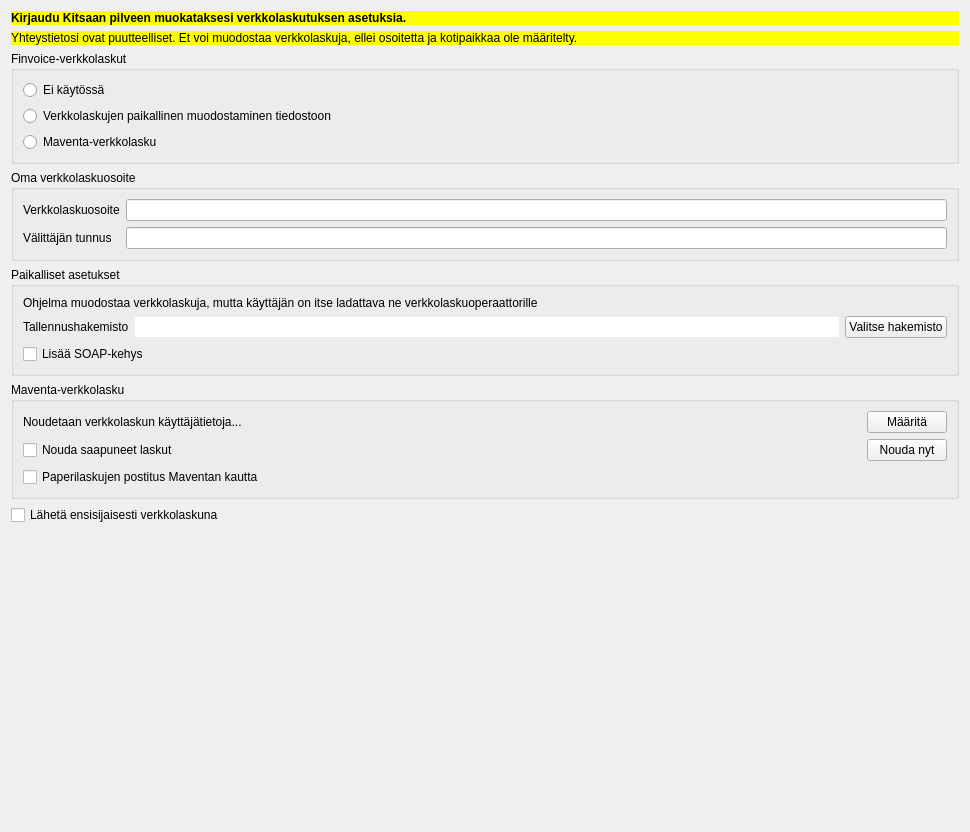
Qt form kitsas/maaritys/verkkolasku/verkkolasku.ui (artoh/kitupiikki) before a commit.
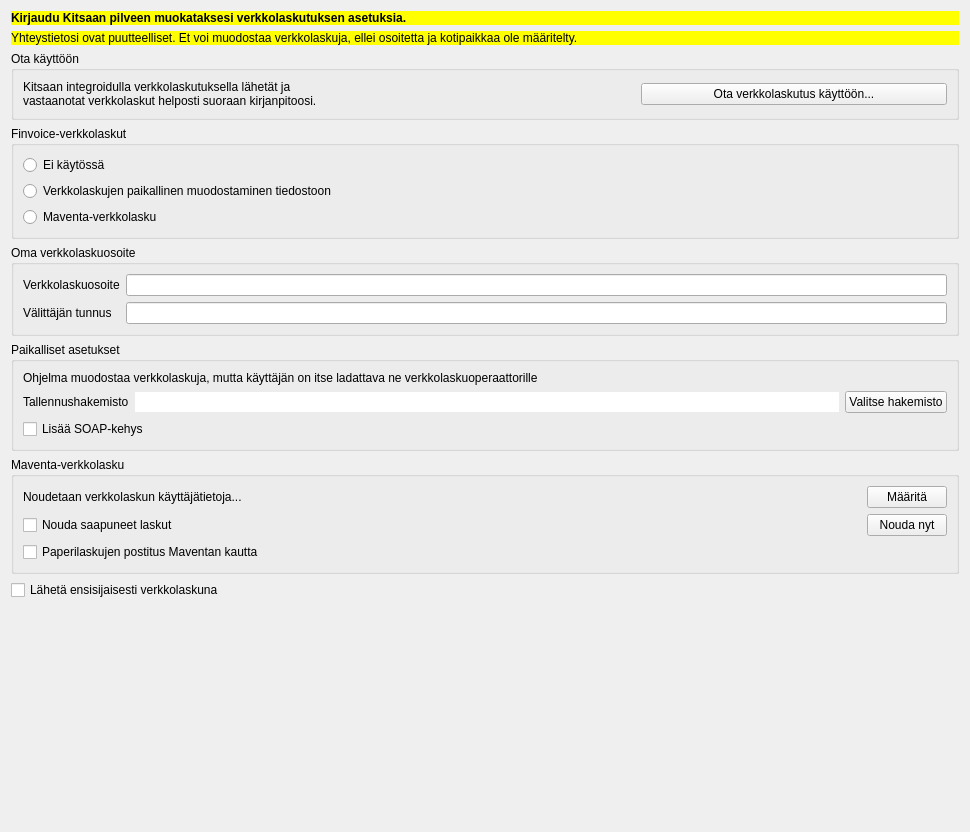
The same form after that commit. Icons and pictures are not drawn.

The edit to the form file:
```diff
--- a/kitsas/maaritys/verkkolasku/verkkolasku.ui
+++ b/kitsas/maaritys/verkkolasku/verkkolasku.ui
@@ -38,6 +38,49 @@
      </property>
     </widget>
    </item>
+   <item>
+    <widget class="QGroupBox" name="velhoGroup">
+     <property name="title">
+      <string>Ota käyttöön</string>
+     </property>
+     <layout class="QHBoxLayout" name="horizontalLayout_4" stretch="1,1,1">
+      <item>
+       <widget class="QLabel" name="label_5">
+        <property name="text">
+         <string>Kitsaan integroidulla verkkolaskutuksella lähetät ja vastaanotat verkkolaskut helposti suoraan kirjanpitoosi.</string>
+        </property>
+        <property name="wordWrap">
+         <bool>true</bool>
+        </property>
+       </widget>
+      </item>
+      <item>
+       <spacer name="horizontalSpacer">
+        <property name="orientation">
+         <enum>Qt::Horizontal</enum>
+        </property>
+        <property name="sizeHint" stdset="0">
+         <size>
+          <width>40</width>
+          <height>20</height>
+         </size>
+        </property>
+       </spacer>
+      </item>
+      <item>
+       <widget class="QPushButton" name="velhoNappi">
+        <property name="text">
+         <string>Ota verkkolaskutus käyttöön...</string>
+        </property>
+        <property name="icon">
+         <iconset resource="../../pic/pic.qrc">
+          <normaloff>:/pic/e64.png</normaloff>:/pic/e64.png</iconset>
+        </property>
+       </widget>
+      </item>
+     </layout>
+    </widget>
+   </item>
    <item>
     <widget class="QGroupBox" name="kaytossaGroup">
      <property name="title">
```
